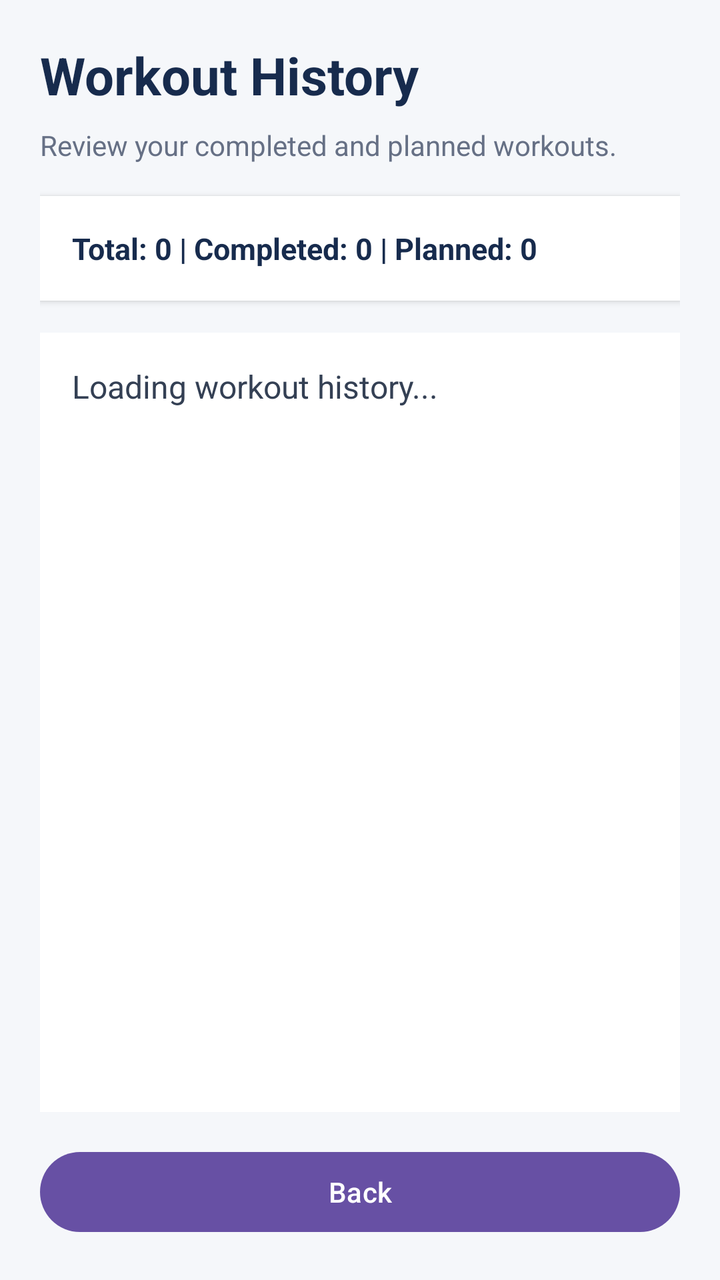
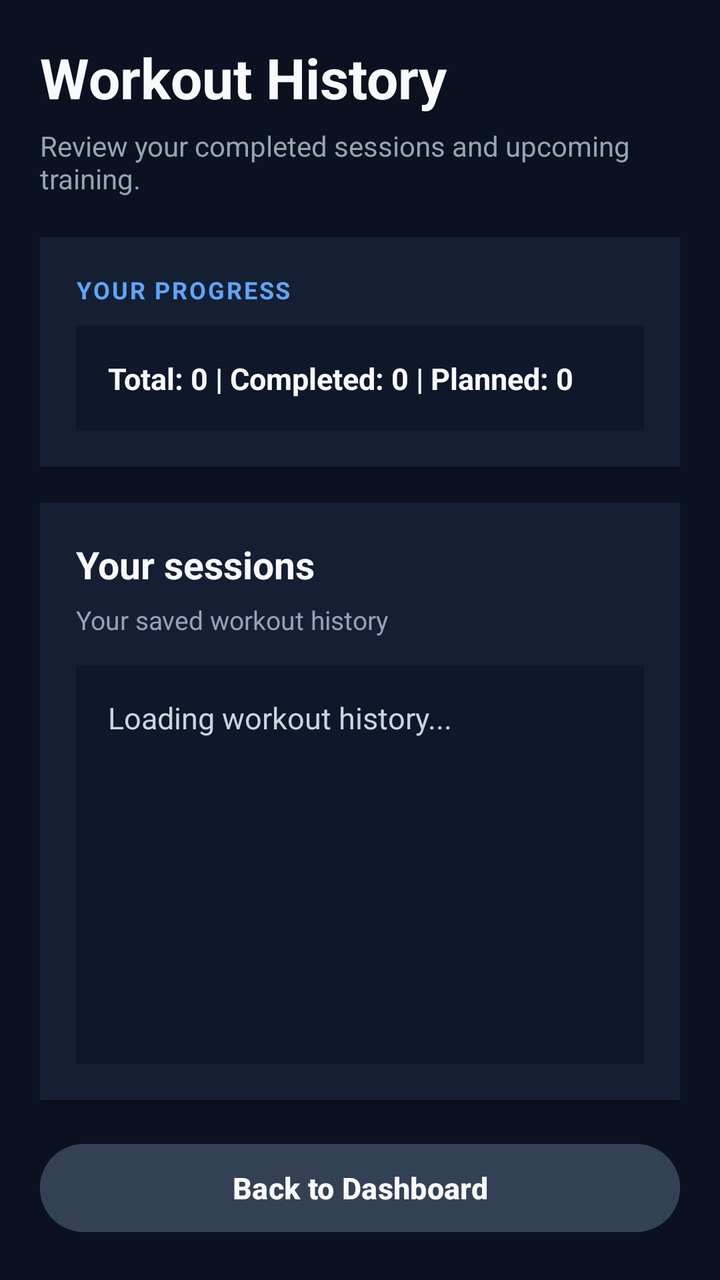

An Android layout rendered at two revisions. The XML below is the earlier revision; the diff shows what the commit changed to produce the second picture.
<!-- AndroidManifest.xml: application theme Theme.GymTrackerPro -->
<!-- res/layout/activity_workout_history.xml -->
<?xml version="1.0" encoding="utf-8"?>
<LinearLayout xmlns:android="http://schemas.android.com/apk/res/android"
    android:layout_width="match_parent"
    android:layout_height="match_parent"
    android:orientation="vertical"
    android:background="#F5F7FA"
    android:padding="20dp">

    <TextView
        android:layout_width="match_parent"
        android:layout_height="wrap_content"
        android:text="Workout History"
        android:textSize="26sp"
        android:textStyle="bold"
        android:textColor="#172B4D"
        android:layout_marginBottom="8dp" />

    <TextView
        android:layout_width="match_parent"
        android:layout_height="wrap_content"
        android:text="Review your completed and planned workouts."
        android:textSize="14sp"
        android:textColor="#667085"
        android:layout_marginBottom="16dp" />

    <TextView
        android:id="@+id/textHistorySummary"
        android:layout_width="match_parent"
        android:layout_height="wrap_content"
        android:text="Total: 0 | Completed: 0 | Planned: 0"
        android:textSize="15sp"
        android:textStyle="bold"
        android:textColor="#172B4D"
        android:background="#FFFFFF"
        android:padding="16dp"
        android:elevation="2dp"
        android:layout_marginBottom="16dp" />

    <ScrollView
        android:layout_width="match_parent"
        android:layout_height="0dp"
        android:layout_weight="1"
        android:fillViewport="true">

        <TextView
            android:id="@+id/textWorkoutHistory"
            android:layout_width="match_parent"
            android:layout_height="wrap_content"
            android:text="Loading workout history..."
            android:textSize="16sp"
            android:textColor="#344054"
            android:background="#FFFFFF"
            android:padding="16dp"
            android:lineSpacingExtra="4dp" />

    </ScrollView>

    <Button
        android:id="@+id/buttonHistoryBack"
        android:layout_width="match_parent"
        android:layout_height="wrap_content"
        android:text="Back"
        android:layout_marginTop="16dp" />

</LinearLayout>
<!-- resources referenced by this layout -->
<resources>
  <style name="Theme.GymTrackerPro" parent="Base.Theme.GymTrackerPro" />
  <style name="Base.Theme.GymTrackerPro" parent="Theme.Material3.DayNight.NoActionBar">
          
          
      </style>
</resources>

<!-- the commit's change to res/layout/activity_workout_history.xml (unified diff, before → after) -->
@@ -3,63 +3,121 @@
     android:layout_width="match_parent"
     android:layout_height="match_parent"
     android:orientation="vertical"
-    android:background="#F5F7FA"
+    android:background="#0B1120"
     android:padding="20dp">
+
+    
+    <TextView
+        android:layout_width="match_parent"
+        android:layout_height="wrap_content"
+        android:text="Workout History"
+        android:textSize="28sp"
+        android:textStyle="bold"
+        android:textColor="#F8FAFC"
+        android:layout_marginBottom="6dp" />
 
     <TextView
         android:layout_width="match_parent"
         android:layout_height="wrap_content"
-        android:text="Workout History"
-        android:textSize="26sp"
-        android:textStyle="bold"
-        android:textColor="#172B4D"
-        android:layout_marginBottom="8dp" />
+        android:text="Review your completed sessions and upcoming training."
+        android:textSize="14sp"
+        android:textColor="#94A3B8"
+        android:layout_marginBottom="20dp" />
 
-    <TextView
+    
+    <LinearLayout
         android:layout_width="match_parent"
         android:layout_height="wrap_content"
-        android:text="Review your completed and planned workouts."
-        android:textSize="14sp"
-        android:textColor="#667085"
-        android:layout_marginBottom="16dp" />
+        android:orientation="vertical"
+        android:background="#151F33"
+        android:padding="18dp"
+        android:elevation="3dp"
+        android:layout_marginBottom="18dp">
 
-    <TextView
-        android:id="@+id/textHistorySummary"
-        android:layout_width="match_parent"
-        android:layout_height="wrap_content"
-        android:text="Total: 0 | Completed: 0 | Planned: 0"
-        android:textSize="15sp"
-        android:textStyle="bold"
-        android:textColor="#172B4D"
-        android:background="#FFFFFF"
-        android:padding="16dp"
-        android:elevation="2dp"
-        android:layout_marginBottom="16dp" />
+        <TextView
+            android:layout_width="match_parent"
+            android:layout_height="wrap_content"
+            android:text="YOUR PROGRESS"
+            android:textColor="#60A5FA"
+            android:textSize="12sp"
+            android:textStyle="bold"
+            android:letterSpacing="0.08"
+            android:layout_marginBottom="10dp" />
 
-    <ScrollView
+        <TextView
+            android:id="@+id/textHistorySummary"
+            android:layout_width="match_parent"
+            android:layout_height="wrap_content"
+            android:text="Total: 0 | Completed: 0 | Planned: 0"
+            android:textSize="15sp"
+            android:textStyle="bold"
+            android:textColor="#F8FAFC"
+            android:background="#0F172A"
+            android:padding="16dp"
+            android:lineSpacingExtra="5dp" />
+
+    </LinearLayout>
+
+    
+    <LinearLayout
         android:layout_width="match_parent"
         android:layout_height="0dp"
         android:layout_weight="1"
-        android:fillViewport="true">
+        android:orientation="vertical"
+        android:background="#151F33"
+        android:padding="18dp"
+        android:elevation="3dp">
 
         <TextView
-            android:id="@+id/textWorkoutHistory"
             android:layout_width="match_parent"
             android:layout_height="wrap_content"
-            android:text="Loading workout history..."
-            android:textSize="16sp"
-            android:textColor="#344054"
-            android:background="#FFFFFF"
-            android:padding="16dp"
-            android:lineSpacingExtra="4dp" />
+            android:text="Your sessions"
+            android:textColor="#F8FAFC"
+            android:textSize="19sp"
+            android:textStyle="bold"
+            android:layout_marginBottom="6dp" />
 
-    </ScrollView>
+        <TextView
+            android:layout_width="match_parent"
+            android:layout_height="wrap_content"
+            android:text="Your saved workout history"
+            android:textColor="#94A3B8"
+            android:textSize="13sp"
+            android:layout_marginBottom="14dp" />
 
+        <ScrollView
+            android:layout_width="match_parent"
+            android:layout_height="0dp"
+            android:layout_weight="1"
+            android:fillViewport="true"
+            android:scrollbars="vertical">
+
+            <TextView
+                android:id="@+id/textWorkoutHistory"
+                android:layout_width="match_parent"
+                android:layout_height="wrap_content"
+                android:text="Loading workout history..."
+                android:textSize="15sp"
+                android:textColor="#CBD5E1"
+                android:background="#0F172A"
+                android:padding="16dp"
+                android:lineSpacingExtra="7dp" />
+
+        </ScrollView>
+
+    </LinearLayout>
+
+    
     <Button
         android:id="@+id/buttonHistoryBack"
         android:layout_width="match_parent"
-        android:layout_height="wrap_content"
-        android:text="Back"
-        android:layout_marginTop="16dp" />
+        android:layout_height="52dp"
+        android:text="Back to Dashboard"
+        android:textAllCaps="false"
+        android:textSize="15sp"
+        android:textStyle="bold"
+        android:textColor="#F8FAFC"
+        android:backgroundTint="#334155"
+        android:layout_marginTop="18dp" />
 
 </LinearLayout>
